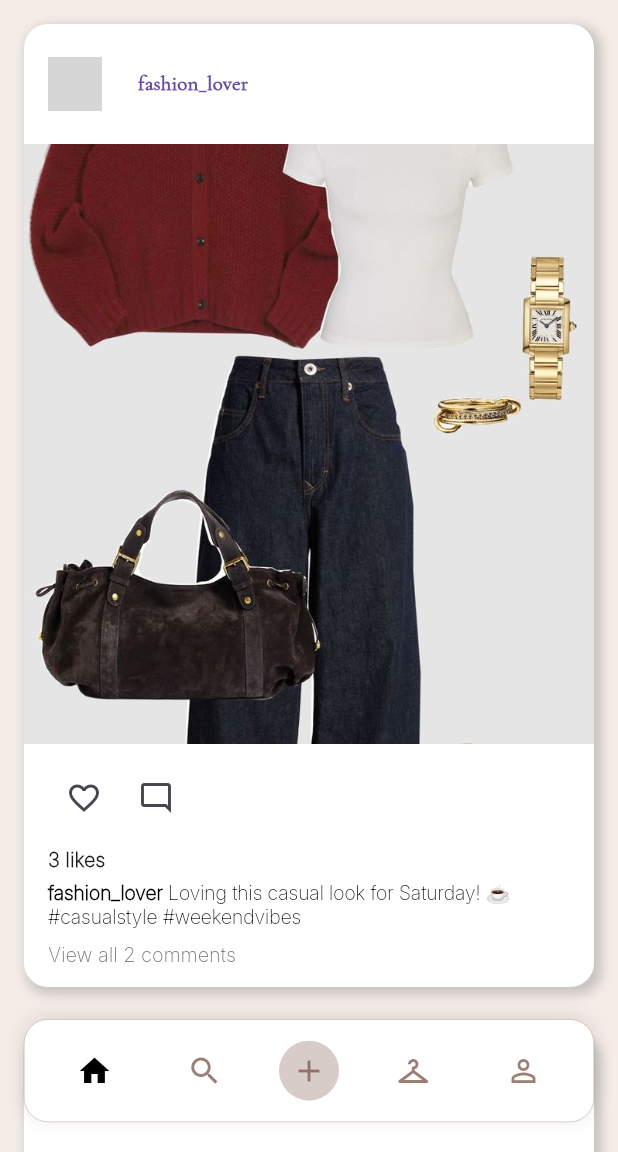
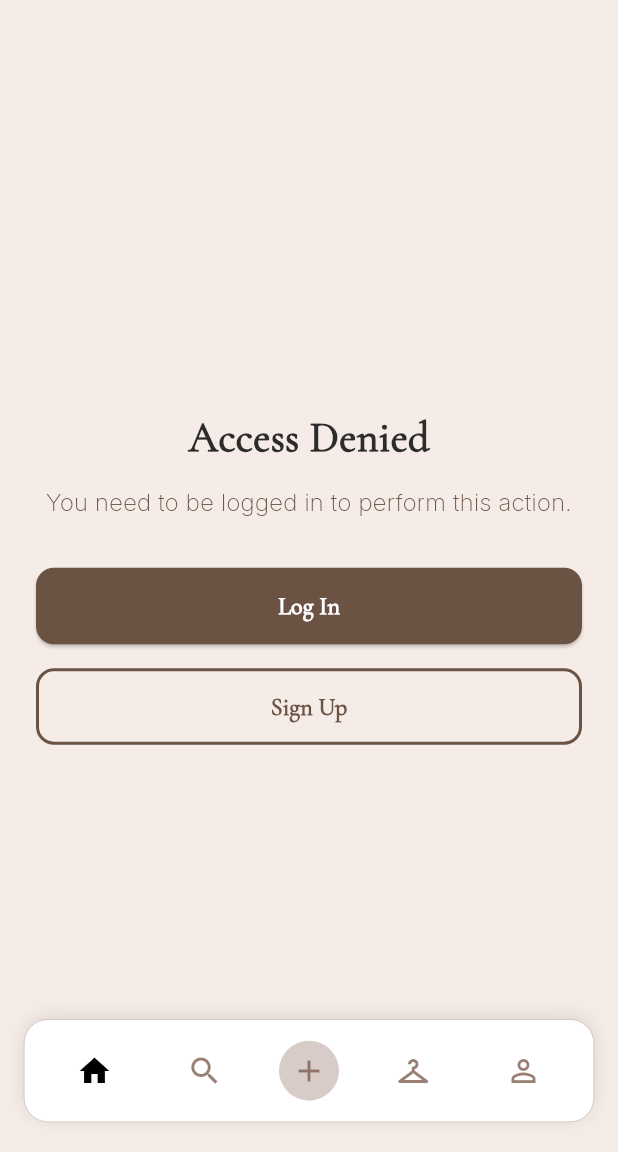
Before and after one commit to Aya-Mouff/Vestium, a Flutter app: the HomeScreen screen opened by its route, on a phone screen of 412 x 824 dp, the part 84-1236 px from its top. Run offline on Flutter 3.47's test engine with Material 3 defaults, Android fonts, the phone set to English and light mode, and no system bars; our stand-ins replace auto_route, camera, equatable, flutter_bloc, permission_handler, sqflite and 1 more; accounts and stored records are empty; grey boxes are pictures that could not be loaded.

Commit message:
feat: access denied page for guests

```diff
--- /dev/null
+++ b/vestium/lib/views/screens/access_denied.dart
@@ -0,0 +1,99 @@
+import 'package:flutter/material.dart';
+import 'package:auto_route/auto_route.dart';
+import 'package:vestium/app_router.dart';
+
+@RoutePage()
+class AccessDeniedScreen extends StatelessWidget {
+  const AccessDeniedScreen({super.key});
+
+  @override
+  Widget build(BuildContext context) {
+    return Scaffold(
+      backgroundColor: const Color(0xFFF5ECE7),
+      body: Center(
+        child: Padding(
+          padding: const EdgeInsets.symmetric(horizontal: 24.0),
+          child: Column(
+            mainAxisAlignment: MainAxisAlignment.center,
+            children: [
+              // Message
+              const Text(
+                'Access Denied',
+                style: TextStyle(
+                  fontFamily: 'CormorantGaramond',
+                  fontSize: 28,
+                  fontWeight: FontWeight.w600,
+                  color: Color(0xFF2C2C2C),
+                ),
+              ),
+              const SizedBox(height: 12),
+              const Text(
+                'You need to be logged in to perform this action.',
+                style: TextStyle(
+                  fontFamily: 'inter',
+                  fontSize: 16,
+                  color: Color(0xFF6B5344),
+                ),
+                textAlign: TextAlign.center,
+              ),
+              const SizedBox(height: 32),
+
+              // Log In Button
+              SizedBox(
+                width: double.infinity,
+                child: ElevatedButton(
+                  onPressed: () {
+                    context.pushRoute(const LogInRoute());
+                  },
+                  style: ElevatedButton.styleFrom(
+                    backgroundColor: const Color(0xFF6B5344),
+                    padding: const EdgeInsets.symmetric(vertical: 14),
+                    shape: RoundedRectangleBorder(
+                      borderRadius: BorderRadius.circular(12),
+                    ),
+                  ),
+                  child: const Text(
+                    'Log In',
+                    style: TextStyle(
+                      fontFamily: 'CormorantGaramond',
+                      fontSize: 16,
+                      fontWeight: FontWeight.w600,
+                      color: Colors.white,
+                    ),
+                  ),
+                ),
+              ),
+              const SizedBox(height: 16),
+
+              // Sign Up Button
+              SizedBox(
+                width: double.infinity,
+                child: OutlinedButton(
+                  onPressed: () {
+                    context.pushRoute(const SignUpRoute());
+                  },
+                  style: OutlinedButton.styleFrom(
+                    side: const BorderSide(color: Color(0xFF6B5344), width: 2),
+                    padding: const EdgeInsets.symmetric(vertical: 14),
+                    shape: RoundedRectangleBorder(
+                      borderRadius: BorderRadius.circular(12),
+                    ),
+                  ),
+                  child: const Text(
+                    'Sign Up',
+                    style: TextStyle(
+                      fontFamily: 'CormorantGaramond',
+                      fontSize: 16,
+                      fontWeight: FontWeight.w600,
+                      color: Color(0xFF6B5344),
+                    ),
+                  ),
+                ),
+              ),
+            ],
+          ),
+        ),
+      ),
+    );
+  }
+}
--- a/vestium/lib/views/screens/home_screen/home_screen.dart
+++ b/vestium/lib/views/screens/home_screen/home_screen.dart
@@ -6,6 +6,7 @@ import 'cubit/home_screen_state.dart';
 import '../../widgets/nav_bar.dart';
 import 'widgets/post_card.dart';
 import '../../../app_router.dart';
+import '../access_denied.dart';
 
 
 @RoutePage()
@@ -38,33 +39,34 @@ class HomeScreen extends StatelessWidget {
             ),
           ],
         ),
-        body: BlocBuilder<HomeCubit, HomeState>(
-          builder: (context, state) {
-            if (state is HomeLoading) {
-              return const Center(child: CircularProgressIndicator());
-            }
+        // body: BlocBuilder<HomeCubit, HomeState>(
+        //   builder: (context, state) {
+        //     if (state is HomeLoading) {
+        //       return const Center(child: CircularProgressIndicator());
+        //     }
 
-            if (state is HomeError) {
-              return Center(child: Text(state.message));
-            }
+        //     if (state is HomeError) {
+        //       return Center(child: Text(state.message));
+        //     }
 
-            if (state is HomeLoaded) {
-              return RefreshIndicator(
-                onRefresh: () async {
-                  await context.read<HomeCubit>().loadPosts();
-                },
-                child: ListView.builder(
-                  physics: const AlwaysScrollableScrollPhysics(),
-                  itemCount: state.posts.length,
-                  itemBuilder: (context, index) {
-                    return PostCard(post: state.posts[index]);
-                  },
-                ),
-              );
-            }
-            return const SizedBox();
-          },
-        ),
+        //     if (state is HomeLoaded) {
+        //       return RefreshIndicator(
+        //         onRefresh: () async {
+        //           await context.read<HomeCubit>().loadPosts();
+        //         },
+        //         child: ListView.builder(
+        //           physics: const AlwaysScrollableScrollPhysics(),
+        //           itemCount: state.posts.length,
+        //           itemBuilder: (context, index) {
+        //             return PostCard(post: state.posts[index]);
+        //           },
+        //         ),
+        //       );
+        //     }
+        //     return const SizedBox();
+        //   },
+        // ),
+        body: const AccessDeniedScreen(),
 
         bottomNavigationBar: const CustomNavBar(currentPage: 'home'),
       ),
```
